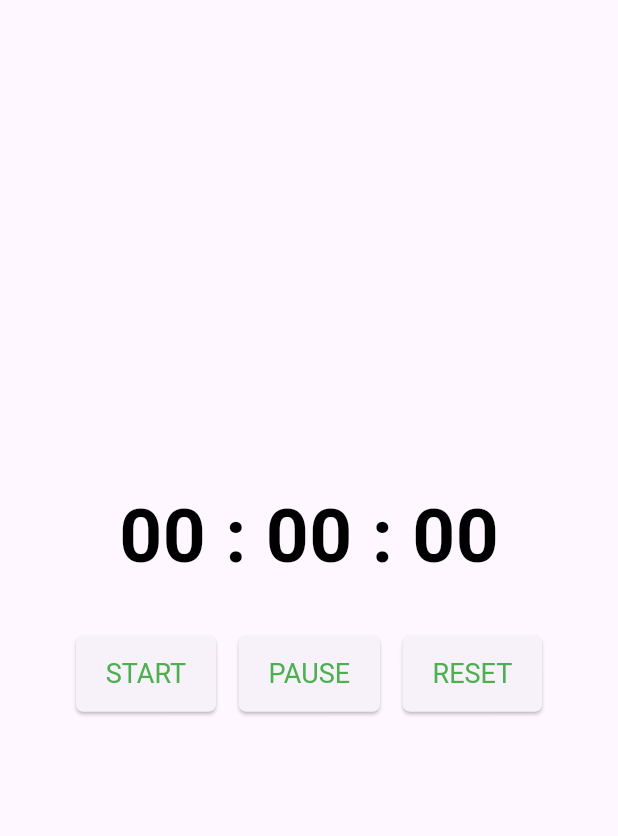
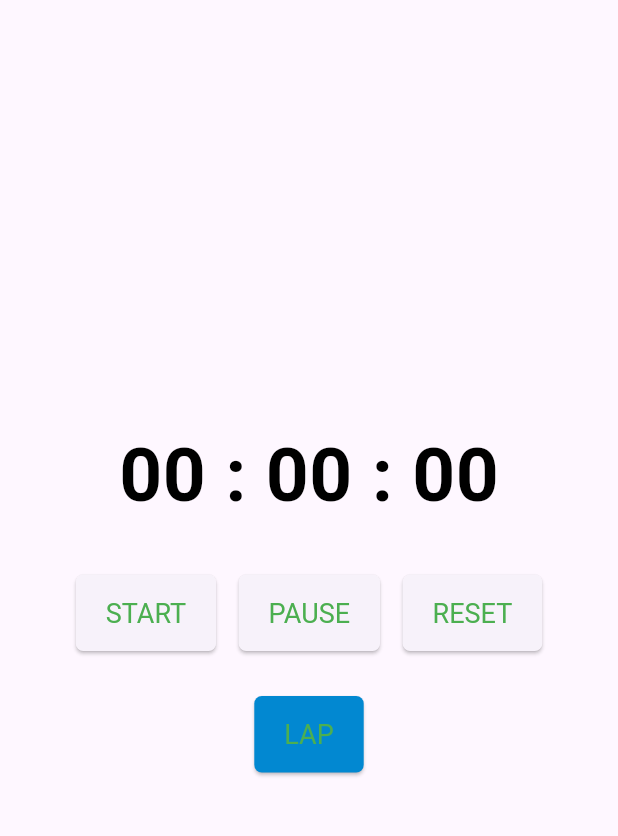
Before and after one commit to Rebeka97/stopwatch, a Flutter app: the screen it shows after launch, on a phone screen of 412 x 824 dp, the part 63-899 px from its top. Run offline on Flutter 3.47's test engine with Material 3 defaults, Android fonts, the phone set to English and light mode, and no system bars.

Commit message:
Added LAP button and skeleton method for lap functionality

```diff
--- a/lib/main.dart
+++ b/lib/main.dart
@@ -94,7 +94,6 @@ class CounterAppState extends State<CounterApp> {
 
   void reset() {
     //visszaallitas 0-ra a masodpercet es percet is
-
     setState(() {
       milisec = 0;
       counter = 0;
@@ -103,6 +102,12 @@ class CounterAppState extends State<CounterApp> {
       isRunning = false;
       highlightChange = false;
     });
+  }
+
+  void lap() {
+    if (!isRunning) return;
+
+    print('LAP saved:'); //TASK: ITT IRJUK MAJD KI A ROGZITETT KOROK IDEJET!
   }
 
   @override
@@ -139,24 +144,15 @@ class CounterAppState extends State<CounterApp> {
                 //kozepre igazitja egy sorba a szamlalokat
                 children: <Widget>[
                   //a perc valtozom
-                  Text(
-                    minutes.toString().padLeft(2, '0'),
-                    style: displayStyle,
-                  ),
+                  Text(minutes.toString().padLeft(2, '0'), style: displayStyle),
                   //00:00:00 formatum
                   Text(' : ', style: displayStyle),
                   //a masodperc valtozom
-                  Text(
-                    counter.toString().padLeft(2, '0'),
-                    style: displayStyle,
-                  ),
+                  Text(counter.toString().padLeft(2, '0'), style: displayStyle),
                   //00:00:00 formatum
                   Text(' : ', style: displayStyle),
                   //a milisec valtozom
-                  Text(
-                    milisec.toString().padLeft(2, '0'),
-                    style: displayStyle,
-                  ),
+                  Text(milisec.toString().padLeft(2, '0'), style: displayStyle),
                   //00:00:00 formatum
                 ],
               ),
@@ -191,6 +187,24 @@ class CounterAppState extends State<CounterApp> {
                   ),
                 ],
               ),
+
+              const SizedBox(height: 30),
+
+              Row(
+                mainAxisAlignment: MainAxisAlignment.center,
+                //kozepre igazitja egy sorba a gombokat
+                children: [
+                  ElevatedButton(
+                    onPressed: lap,
+                    style: buttonStyle.copyWith(
+                      backgroundColor: MaterialStateProperty.all(
+                        Colors.lightBlue.shade700,
+                      ),
+                    ),
+                    child: const Text('LAP'),
+                  ),
+                ],
+              ),
             ],
           ),
         ),
```
